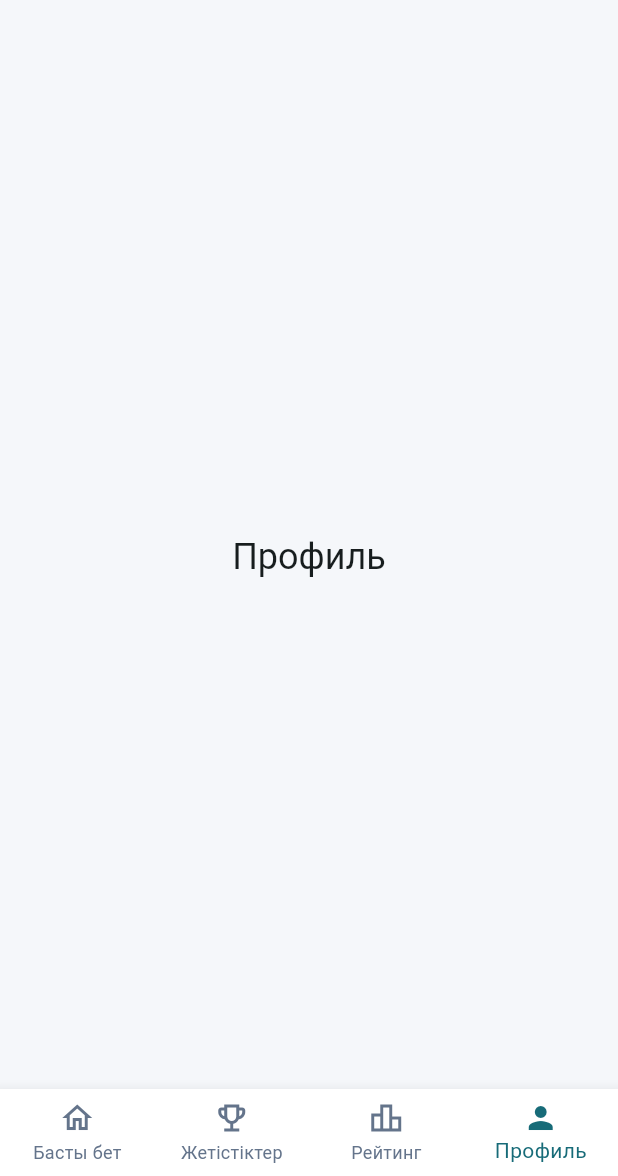
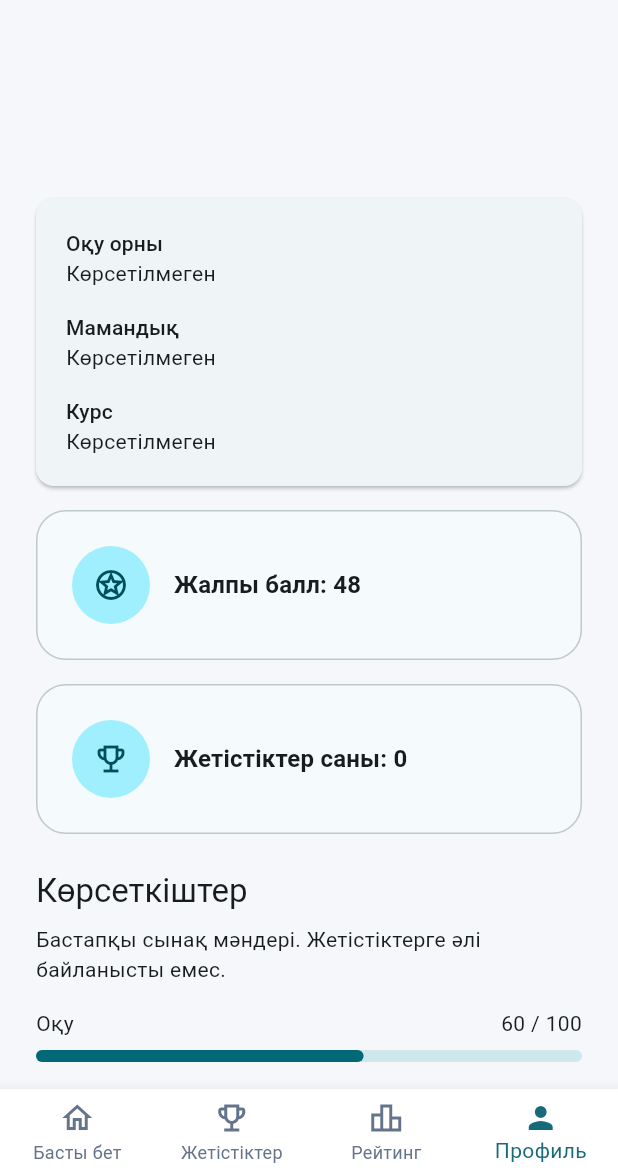
Before and after one commit to bekw-eg/Dareje, a Flutter app: the MainScreen screen opened directly with empty values, item 4 of the bottom bar chosen, on a phone screen of 412 x 824 dp, the part 60-1236 px from its top. Run offline on Flutter 3.47's test engine with Material 3 defaults, Android fonts, the phone set to English and light mode, and no system bars; our stand-ins replace shared_preferences; missing offline and left inert: cryptography; accounts and stored records are empty.

Commit message:
feat: add student profile and indicators

```diff
--- /dev/null
+++ b/lib/models/student_indicator.dart
@@ -0,0 +1,8 @@
+class StudentIndicator {
+  StudentIndicator({required this.name, required this.value}) {
+    RangeError.checkValueInInterval(value, 0, 100, 'value');
+  }
+
+  final String name;
+  final int value;
+}
--- /dev/null
+++ b/lib/models/student_profile.dart
@@ -0,0 +1,41 @@
+import 'local_user.dart';
+import 'student_indicator.dart';
+
+class StudentProfile {
+  StudentProfile({
+    required this.user,
+    this.university,
+    this.specialty,
+    this.course,
+    required List<StudentIndicator> indicators,
+  }) : indicators = List.unmodifiable(indicators);
+
+  // Используем существующий аккаунт, не создавая второй способ его хранения.
+  final LocalUser user;
+  final String? university;
+  final String? specialty;
+  final int? course;
+  final List<StudentIndicator> indicators;
+
+  String get name => '${user.firstName} ${user.lastName}'.trim();
+  String get email => user.email;
+
+  int get totalScore => indicators.isEmpty
+      ? 0
+      : (indicators.fold<int>(0, (sum, item) => sum + item.value) /
+                indicators.length)
+            .round();
+
+  // Временные значения. Позже сюда можно передать показатели из достижений.
+  factory StudentProfile.initial(LocalUser user) => StudentProfile(
+    user: user,
+    indicators: [
+      StudentIndicator(name: 'Оқу', value: 60),
+      StudentIndicator(name: 'Бағдарламалау', value: 68),
+      StudentIndicator(name: 'Жобалар', value: 55),
+      StudentIndicator(name: 'Топтық жұмыс', value: 41),
+      StudentIndicator(name: 'Спорт', value: 35),
+      StudentIndicator(name: 'Еріктілік', value: 30),
+    ],
+  );
+}
--- a/lib/screens/home_screen.dart
+++ b/lib/screens/home_screen.dart
@@ -5,10 +5,12 @@ class HomeScreen extends StatelessWidget {
   const HomeScreen({
     super.key,
     required this.firstName,
+    required this.totalScore,
     required this.onAddAchievement,
   });
 
   final String firstName;
+  final int totalScore;
   final VoidCallback onAddAchievement;
 
   @override
@@ -28,7 +30,10 @@ class HomeScreen extends StatelessWidget {
                 ),
               ),
               const SizedBox(height: 24),
-              const StatCard(icon: Icons.stars_outlined, text: 'Жалпы балл: 0'),
+              StatCard(
+                icon: Icons.stars_outlined,
+                text: 'Жалпы балл: $totalScore',
+              ),
               const SizedBox(height: 16),
               const StatCard(
                 icon: Icons.leaderboard_outlined,
--- a/lib/screens/main_screen.dart
+++ b/lib/screens/main_screen.dart
@@ -1,9 +1,11 @@
 import 'package:flutter/material.dart';
+import '../models/student_profile.dart';
 import '../services/local_auth_service.dart';
 import '../services/local_achievement_service.dart';
 import 'achievements_screen.dart';
 import 'home_screen.dart';
 import 'placeholder_screen.dart';
+import 'profile_screen.dart';
 
 class MainScreen extends StatefulWidget {
   const MainScreen({super.key, required this.authService});
@@ -40,14 +42,16 @@ class _MainScreenState extends State<MainScreen> {
 
   @override
   Widget build(BuildContext context) {
+    final profile = StudentProfile.initial(widget.authService.currentUser!);
     final pages = [
       HomeScreen(
         firstName: widget.authService.currentUser!.firstName,
+        totalScore: profile.totalScore,
         onAddAchievement: () => setState(() => _selectedIndex = 1),
       ),
       AchievementsScreen(service: _achievementService),
       const PlaceholderScreen(title: 'Рейтинг'),
-      const PlaceholderScreen(title: 'Профиль'),
+      ProfileScreen(profile: profile, achievementService: _achievementService),
     ];
     return Scaffold(
       appBar: AppBar(
--- /dev/null
+++ b/lib/screens/profile_screen.dart
@@ -0,0 +1,139 @@
+import 'package:flutter/material.dart';
+
+import '../models/student_profile.dart';
+import '../services/local_achievement_service.dart';
+import '../widgets/stat_card.dart';
+
+class ProfileScreen extends StatefulWidget {
+  const ProfileScreen({
+    super.key,
+    required this.profile,
+    required this.achievementService,
+  });
+
+  final StudentProfile profile;
+  final LocalAchievementService achievementService;
+
+  @override
+  State<ProfileScreen> createState() => _ProfileScreenState();
+}
+
+class _ProfileScreenState extends State<ProfileScreen> {
+  late Future<int> _achievementCount;
+
+  @override
+  void initState() {
+    super.initState();
+    _loadCount();
+  }
+
+  void _loadCount() {
+    _achievementCount = widget.achievementService.load().then(
+      (items) => items.length,
+    );
+  }
+
+  @override
+  Widget build(BuildContext context) {
+    final profile = widget.profile;
+    final theme = Theme.of(context);
+    return SingleChildScrollView(
+      padding: const EdgeInsets.all(24),
+      child: Center(
+        child: ConstrainedBox(
+          constraints: const BoxConstraints(maxWidth: 600),
+          child: Column(
+            crossAxisAlignment: CrossAxisAlignment.stretch,
+            children: [
+              Text(profile.name, style: theme.textTheme.headlineMedium),
+              const SizedBox(height: 8),
+              Text(profile.email, style: theme.textTheme.bodyLarge),
+              const SizedBox(height: 24),
+              Card(
+                margin: EdgeInsets.zero,
+                child: Padding(
+                  padding: const EdgeInsets.all(20),
+                  child: Column(
+                    crossAxisAlignment: CrossAxisAlignment.stretch,
+                    children: [
+                      Text('Оқу орны', style: theme.textTheme.labelLarge),
+                      Text(profile.university ?? 'Көрсетілмеген'),
+                      const SizedBox(height: 16),
+                      Text('Мамандық', style: theme.textTheme.labelLarge),
+                      Text(profile.specialty ?? 'Көрсетілмеген'),
+                      const SizedBox(height: 16),
+                      Text('Курс', style: theme.textTheme.labelLarge),
+                      Text(profile.course?.toString() ?? 'Көрсетілмеген'),
+                    ],
+                  ),
+                ),
+              ),
+              const SizedBox(height: 16),
+              StatCard(
+                icon: Icons.stars_outlined,
+                text: 'Жалпы балл: ${profile.totalScore}',
+              ),
+              const SizedBox(height: 16),
+              FutureBuilder<int>(
+                future: _achievementCount,
+                builder: (context, snapshot) {
+                  if (snapshot.connectionState != ConnectionState.done) {
+                    return const StatCard(
+                      icon: Icons.emoji_events_outlined,
+                      text: 'Жетістіктер саны: жүктелуде…',
+                    );
+                  }
+                  if (snapshot.hasError) {
+                    return Column(
+                      children: [
+                        const Text('Жетістіктер санын жүктеу мүмкін болмады.'),
+                        TextButton(
+                          onPressed: () => setState(_loadCount),
+                          child: const Text('Қайта көру'),
+                        ),
+                      ],
+                    );
+                  }
+                  return StatCard(
+                    icon: Icons.emoji_events_outlined,
+                    text: 'Жетістіктер саны: ${snapshot.data}',
+                  );
+                },
+              ),
+              const SizedBox(height: 24),
+              Text('Көрсеткіштер', style: theme.textTheme.titleLarge),
+              const SizedBox(height: 8),
+              const Text(
+                'Бастапқы сынақ мәндері. Жетістіктерге әлі байланысты емес.',
+              ),
+              const SizedBox(height: 16),
+              for (final indicator in profile.indicators)
+                Padding(
+                  padding: const EdgeInsets.only(bottom: 20),
+                  child: Column(
+                    crossAxisAlignment: CrossAxisAlignment.stretch,
+                    children: [
+                      Row(
+                        children: [
+                          Expanded(child: Text(indicator.name)),
+                          const SizedBox(width: 12),
+                          Text('${indicator.value} / 100'),
+                        ],
+                      ),
+                      const SizedBox(height: 8),
+                      LinearProgressIndicator(
+                        value: indicator.value / 100,
+                        minHeight: 8,
+                        borderRadius: BorderRadius.circular(8),
+                        semanticsLabel: indicator.name,
+                      ),
+                    ],
+                  ),
+                ),
+            ],
+          ),
+        ),
+      ),
+    );
+  }
+}
```
Also changed, not shown: 3 other files.
